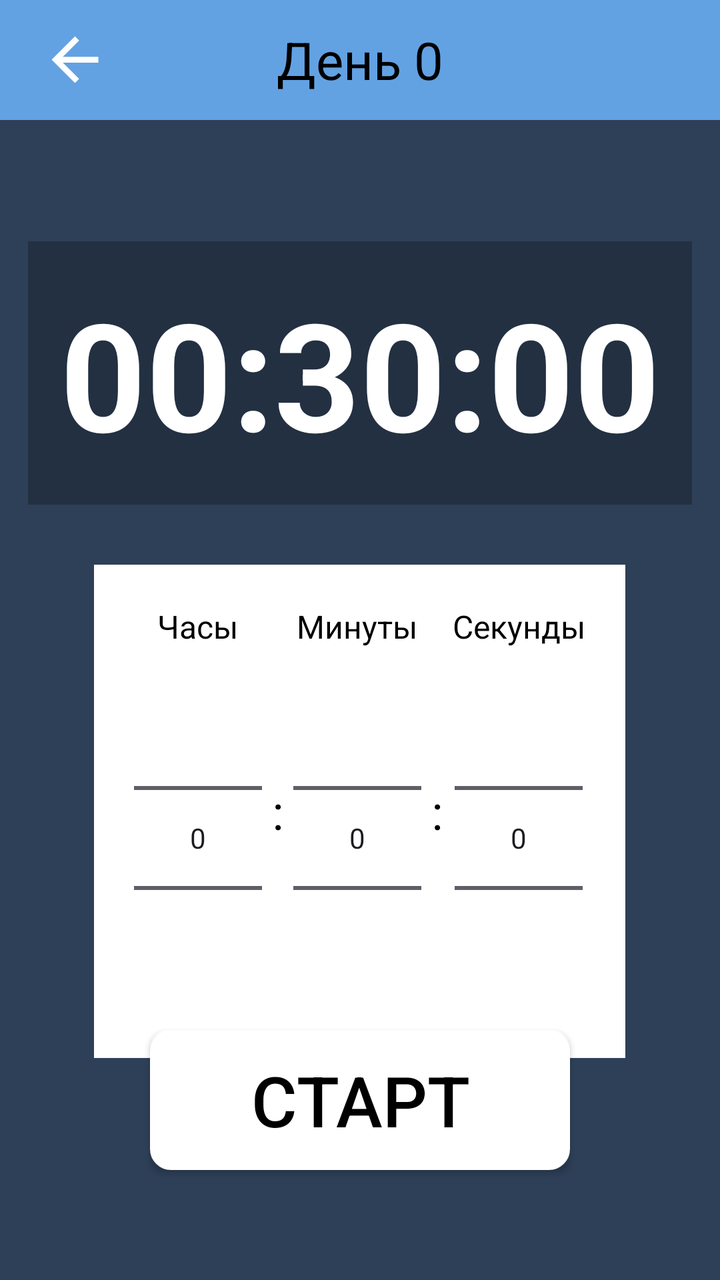
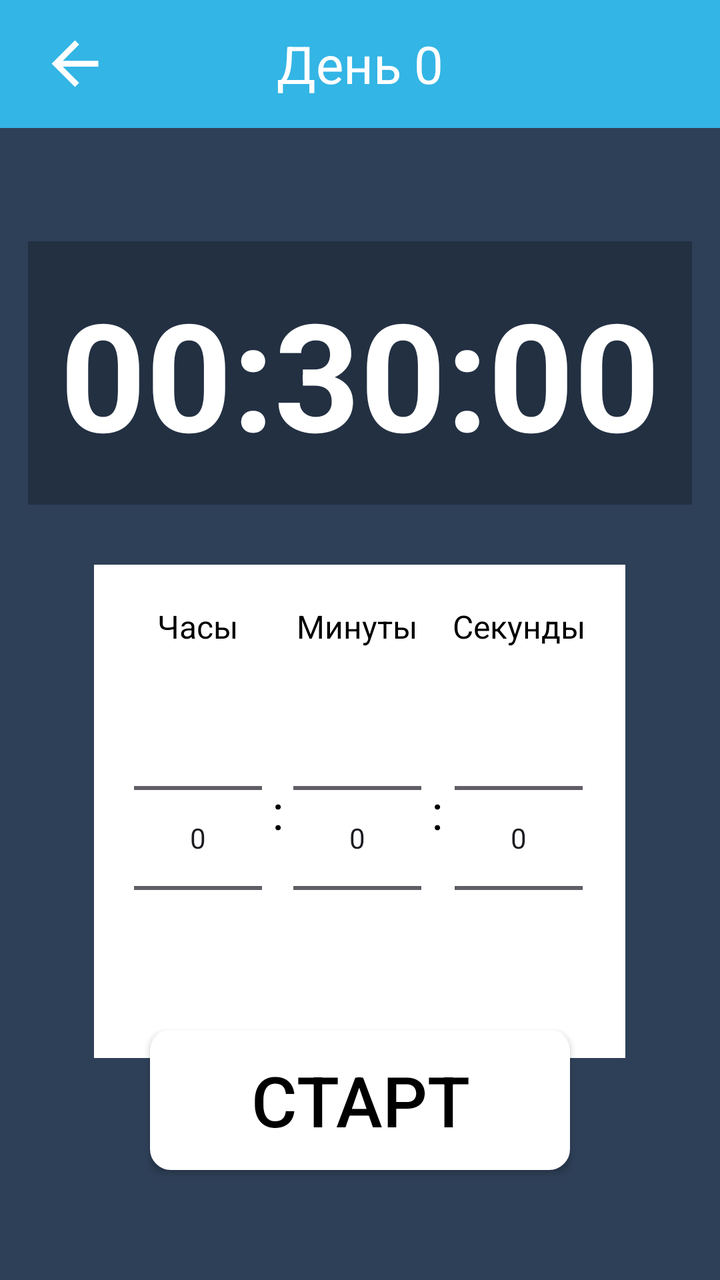

An Android layout rendered at two revisions. The XML below is the earlier revision; the diff shows what the commit changed to produce the second picture.
<!-- AndroidManifest.xml: application theme Theme.FitnessApp -->
<!-- res/layout/activity_exercise.xml -->
<?xml version="1.0" encoding="utf-8"?>
<RelativeLayout xmlns:android="http://schemas.android.com/apk/res/android"
    xmlns:tools="http://schemas.android.com/tools"
    android:layout_width="match_parent"
    android:layout_height="match_parent"
    xmlns:app="http://schemas.android.com/apk/res-auto"
    android:orientation="vertical"
    android:fitsSystemWindows="true"
    tools:context=".activities.ExerciseActivity">

    
    <RelativeLayout
        android:layout_width="match_parent"
        android:layout_height="match_parent"
        android:background="@color/blue_grey"
        android:gravity="center">

        
        <ImageView
            android:id="@+id/exerciseAnimationImageView"
            android:layout_width="300dp"
            android:layout_height="300dp"
            android:layout_centerHorizontal="true"
            android:layout_marginTop="45dp"
            android:layout_above="@+id/centerContainer"
            android:scaleType="fitCenter"
            android:contentDescription="Анимация упражнения"/>

        
        <LinearLayout
            android:id="@+id/centerContainer"
            android:layout_width="wrap_content"
            android:layout_height="wrap_content"
            android:layout_centerInParent="true"
            android:orientation="vertical"
            android:gravity="center">

            
            <TextView
                android:id="@+id/textViewTimer"
                android:text="00:30:00"
                android:textSize="75sp"
                android:textColor="@color/white"
                android:textStyle="bold"
                android:layout_width="wrap_content"
                android:layout_height="wrap_content"
                android:gravity="center"
                android:background="#40000000"
                android:padding="16dp"
                android:layout_marginTop="10dp"/>

            
            <LinearLayout
                android:layout_width="wrap_content"
                android:layout_height="wrap_content"
                android:orientation="horizontal"
                android:gravity="center"
                android:layout_marginTop="30dp"
                android:background="@color/white"
                android:padding="20dp">

                
                <LinearLayout
                    android:layout_width="wrap_content"
                    android:layout_height="wrap_content"
                    android:orientation="vertical"
                    android:gravity="center"
                    android:layout_marginEnd="15px">

                    <TextView
                        android:layout_width="wrap_content"
                        android:layout_height="wrap_content"
                        android:text="Часы"
                        android:textSize="16sp"
                        android:textColor="@color/black"
                        android:layout_marginBottom="5dp"/>

                    <NumberPicker
                        android:id="@+id/numberPickerHours"
                        android:layout_width="wrap_content"
                        android:layout_height="wrap_content"/>

                </LinearLayout>

                
                <TextView
                    android:layout_width="wrap_content"
                    android:layout_height="wrap_content"
                    android:text=":"
                    android:textSize="24sp"
                    android:textColor="@color/black"
                    android:layout_marginEnd="15px"/>

                
                <LinearLayout
                    android:layout_width="wrap_content"
                    android:layout_height="wrap_content"
                    android:orientation="vertical"
                    android:gravity="center"
                    android:layout_marginEnd="15px">

                    <TextView
                        android:layout_width="wrap_content"
                        android:layout_height="wrap_content"
                        android:text="Минуты"
                        android:textSize="16sp"
                        android:textColor="@color/black"
                        android:layout_marginBottom="5dp"/>

                    <NumberPicker
                        android:id="@+id/numberPickerMinutes"
                        android:layout_width="wrap_content"
                        android:layout_height="wrap_content"/>

                </LinearLayout>

                
                <TextView
                    android:layout_width="wrap_content"
                    android:layout_height="wrap_content"
                    android:text=":"
                    android:textSize="24sp"
                    android:textColor="@color/black"
                    android:layout_marginEnd="15px"/>

                
                <LinearLayout
                    android:layout_width="wrap_content"
                    android:layout_height="wrap_content"
                    android:orientation="vertical"
                    android:gravity="center">

                    <TextView
                        android:layout_width="wrap_content"
                        android:layout_height="wrap_content"
                        android:text="Секунды"
                        android:textSize="16sp"
                        android:textColor="@color/black"
                        android:layout_marginBottom="5dp"/>

                    <NumberPicker
                        android:id="@+id/numberPickerSeconds"
                        android:layout_width="wrap_content"
                        android:layout_height="wrap_content"/>
                </LinearLayout>
            </LinearLayout>
        </LinearLayout>

        
        <androidx.appcompat.widget.AppCompatButton
            android:id="@+id/btnStartTimer"
            android:text="@string/start"
            android:textSize="35sp"
            android:layout_width="210dp"
            android:layout_height="70dp"
            android:layout_centerHorizontal="true"
            android:layout_alignParentBottom="true"
            android:layout_marginBottom="55dp"
            android:layout_marginTop="10dp"
            android:background="@drawable/button_grey_stroke"
            android:elevation="8dp"
            android:backgroundTint="#FFFFFF"
            android:textColor="#000000"/>
    </RelativeLayout>

    
    
    <RelativeLayout
        android:id="@+id/topBar"
        android:background="@color/menuColor"
        android:layout_width="match_parent"
        android:layout_height="60dp"
        android:layout_alignParentTop="true">

        <ImageView
            android:id="@+id/btnBackArrow"
            android:src="@drawable/ic_arrow_back"
            app:tint="@android:color/white"
            android:layout_width="35dp"
            android:layout_height="35dp"
            android:layout_centerVertical="true"
            android:layout_marginStart="20dp"
            android:contentDescription="Назад"/>

        <TextView
            android:id="@+id/textViewDayOfExercise"
            android:text="День 0"
            android:textColor="@color/black"
            android:textSize="26sp"
            android:layout_centerInParent="true"
            android:layout_width="wrap_content"
            android:layout_height="wrap_content"/>
    </RelativeLayout>

    
    <ImageView
        android:id="@+id/starAnimationView"
        android:layout_width="200dp"
        android:layout_height="200dp"
        android:layout_centerInParent="true"
        android:visibility="gone"
        android:src="@drawable/star"
        android:scaleType="fitXY"
        android:contentDescription="Мотивационная звезда"/>

    
    <RelativeLayout
        android:id="@+id/motivationLayout"
        android:layout_width="300dp"
        android:layout_height="350dp"
        android:layout_centerInParent="true"
        android:background="@drawable/motivation_background"
        android:visibility="gone"
        android:padding="20dp"
        android:elevation="16dp">

        <ImageView
            android:id="@+id/starImageView"
            android:layout_width="120dp"
            android:layout_height="120dp"
            android:layout_centerHorizontal="true"
            android:layout_marginTop="20dp"
            android:src="@drawable/star"
            android:scaleType="fitXY"
            android:contentDescription="Звезда достижения"/>

        <TextView
            android:id="@+id/motivationText"
            android:layout_width="wrap_content"
            android:layout_height="wrap_content"
            android:layout_below="@id/starImageView"
            android:layout_centerHorizontal="true"
            android:layout_marginTop="20dp"
            android:text="Молодец!"
            android:textSize="24sp"
            android:textColor="@color/white"
            android:textStyle="bold"
            android:gravity="center"/>

        <TextView
            android:id="@+id/motivationSubText"
            android:layout_width="wrap_content"
            android:layout_height="wrap_content"
            android:layout_below="@id/motivationText"
            android:layout_centerHorizontal="true"
            android:layout_marginTop="10dp"
            android:text="Упражнение выполнено!"
            android:textSize="16sp"
            android:textColor="@color/white"
            android:gravity="center"/>

        <androidx.appcompat.widget.AppCompatButton
            android:id="@+id/btnCloseMotivation"
            android:layout_width="120dp"
            android:layout_height="40dp"
            android:layout_below="@id/motivationSubText"
            android:layout_centerHorizontal="true"
            android:layout_marginTop="20dp"
            android:text="Продолжить"
            android:textSize="14sp"
            android:background="@drawable/button_grey_stroke"
            android:backgroundTint="@color/white"/>
    </RelativeLayout>
</RelativeLayout>
<!-- resources referenced by this layout -->
<resources>
  <color name="black">#FF000000</color>
  <color name="blue_grey">#2E4058</color>
  <color name="menuColor">#62A2E3</color>
  <color name="white">#FFFFFFFF</color>
  <!-- drawable button_grey_stroke (drawable) -->
  <?xml version="1.0" encoding="utf-8"?>
  <shape xmlns:android="http://schemas.android.com/apk/res/android"
      android:shape="rectangle">
      <corners android:radius="8dp"/>
      <solid android:color="@color/gray"/>
      <stroke android:color="@color/black" android:width="5dp"/>
  
  </shape>
  <!-- drawable ic_arrow_back (drawable) -->
  <vector xmlns:android="http://schemas.android.com/apk/res/android" android:autoMirrored="true" android:height="24dp" android:tint="#FF3A5C" android:viewportHeight="24" android:viewportWidth="24" android:width="24dp">
        
      <path android:fillColor="@android:color/white" android:pathData="M20,11H7.83l5.59,-5.59L12,4l-8,8 8,8 1.41,-1.41L7.83,13H20v-2z"/>
      
  </vector>
  <!-- drawable motivation_background (drawable) -->
  <?xml version="1.0" encoding="utf-8"?>
  <shape xmlns:android="http://schemas.android.com/apk/res/android">
      <solid android:color="#FF6B35" />
      <corners android:radius="20dp" />
      <stroke
          android:width="2dp"
          android:color="#FFFFFF" />
  </shape>
  <!-- drawable star: png bitmap (drawable, 863 bytes) -->
  <string name="start">Старт</string>
  <style name="Theme.FitnessApp" parent="Base.Theme.FitnessApp">
          <item name="android:windowAnimationStyle">@null</item>
          <item name="colorAccent">@color/colorAccent</item>
          <item name="colorControlActivated">@color/colorAccent</item>
      </style>
  <color name="gray">#939191</color>
  <style name="Base.Theme.FitnessApp" parent="Theme.Material3.DayNight.NoActionBar">
          
          
      </style>
  <color name="colorAccent">#FF3A5C</color>
</resources>

<!-- the commit's change to res/layout/activity_exercise.xml (unified diff, before → after) -->
@@ -167,9 +167,9 @@
     
     <RelativeLayout
         android:id="@+id/topBar"
-        android:background="@color/menuColor"
+        android:background="@android:color/holo_blue_light"
         android:layout_width="match_parent"
-        android:layout_height="60dp"
+        android:layout_height="?attr/actionBarSize"
         android:layout_alignParentTop="true">
 
         <ImageView
@@ -185,7 +185,7 @@
         <TextView
             android:id="@+id/textViewDayOfExercise"
             android:text="День 0"
-            android:textColor="@color/black"
+            android:textColor="@color/white"
             android:textSize="26sp"
             android:layout_centerInParent="true"
             android:layout_width="wrap_content"
<!-- resource entries referenced after the edit -->
@@ -2,7 +2,6 @@
 <resources>
   <color name="black">#FF000000</color>
   <color name="blue_grey">#2E4058</color>
-  <color name="menuColor">#62A2E3</color>
   <color name="white">#FFFFFFFF</color>
   <!-- drawable button_grey_stroke (drawable) -->
   <?xml version="1.0" encoding="utf-8"?>
